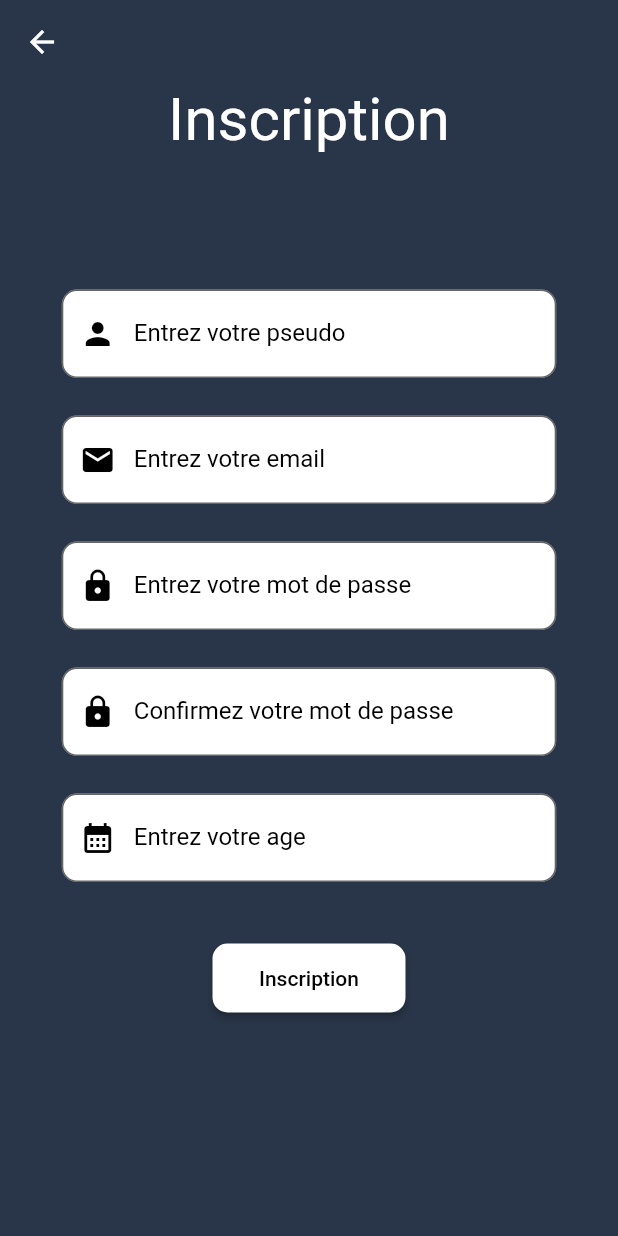
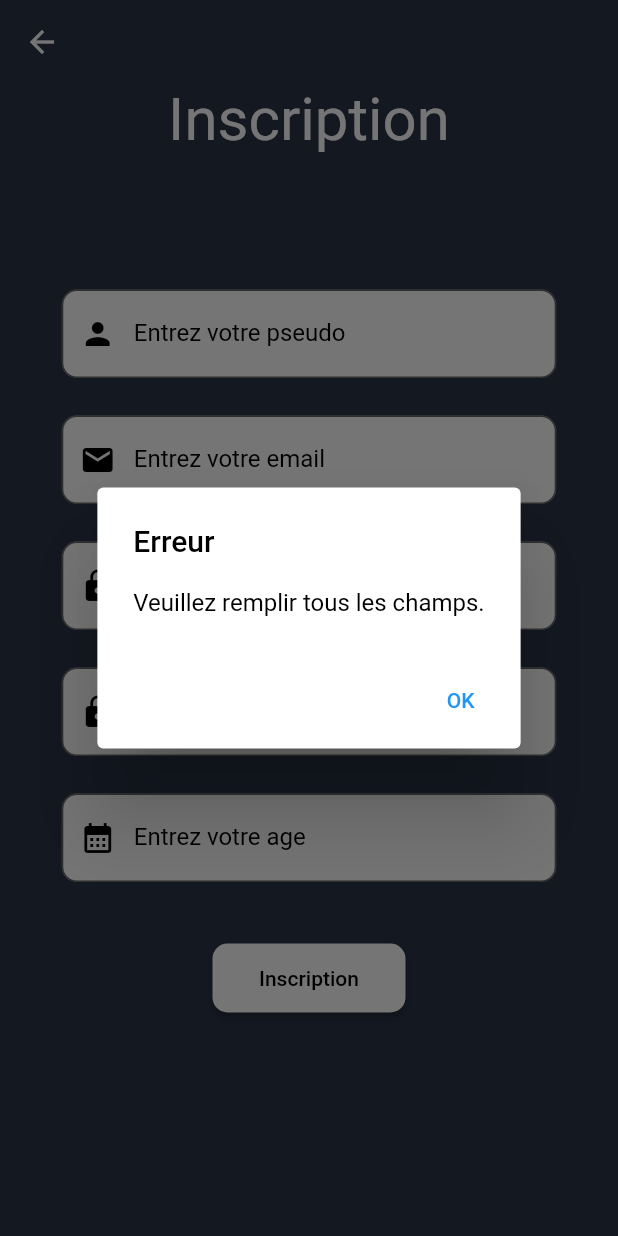
Before and after one commit to florianpoteau/App-reseau-musculation-mobile, a Flutter app: the Inscription screen opened directly, after a tap on "Inscription", on a phone screen of 412 x 824 dp. Run offline on Flutter 3.47's test engine with Material 2 defaults, Android fonts, the light colour scheme and no system bars; our stand-ins replace dio, flutter_secure_storage, font_awesome_flutter; missing offline and left inert: test; accounts and stored records are empty.

Commit message:
feat(vérification des champs)

```diff
--- a/lib/screen/Inscription/inscription.dart
+++ b/lib/screen/Inscription/inscription.dart
@@ -105,6 +105,39 @@ class _InscriptionState extends State<Inscription> {
                             SizedBox(height: 40),
                             ButtonIdentificationUser(
                               onPressed: () async {
+                                // Vérifiez d'abord si tous les champs sont préremplis
+                                if (pseudoController.text.isEmpty ||
+                                    emailController.text.isEmpty ||
+                                    firstPasswordController.text.isEmpty ||
+                                    secondPasswordController.text.isEmpty ||
+                                    ageController.text.isEmpty) {
+                                  showDialog(
+                                    context: context,
+                                    builder: (context) {
+                                      return AlertDialog(
+                                        title: Text(
+                                          'Erreur',
+                                          style: TextStyle(color: Colors.black),
+                                        ),
+                                        content: Text(
+                                          'Veuillez remplir tous les champs.',
+                                          style: TextStyle(color: Colors.black),
+                                        ),
+                                        actions: <Widget>[
+                                          TextButton(
+                                            onPressed: () {
+                                              Navigator.of(context).pop();
+                                            },
+                                            child: Text('OK'),
+                                          ),
+                                        ],
+                                      );
+                                    },
+                                  );
+                                  return; // Sortez de la fonction si un champ est vide
+                                }
+
+                                // Tous les champs sont remplis, continuez avec le traitement
                                 setState(() {
                                   isLoading = true;
                                   String pseudo = pseudoController.text;
@@ -121,7 +154,7 @@ class _InscriptionState extends State<Inscription> {
                                   }
                                 });
 
-                                // Mot de passe qui corresponde:
+                                // Mot de passe qui correspond:
 
                                 try {
                                   final user = await _futureUser;
--- a/lib/screen/widget/inputTexte.dart
+++ b/lib/screen/widget/inputTexte.dart
@@ -1,8 +1,9 @@
 import 'package:flutter/material.dart';
+import 'package:flutter/services.dart';
 
 class InputTexte extends StatelessWidget {
-  const InputTexte(
-      {super.key,
+  const InputTexte({
+    super.key,
     required this.icon,
     required this.text,
     required this.controller,
@@ -10,7 +11,8 @@ class InputTexte extends StatelessWidget {
     required this.colorInput,
     required this.colorTexte,
     required this.type,
-      required this.floatingLabel});
+    required this.floatingLabel,
+  });
 
   final IconData icon;
   final String text;
@@ -42,6 +44,7 @@ class InputTexte extends StatelessWidget {
         fillColor: colorInput,
       ),
       style: TextStyle(color: colorTexte),
+      inputFormatters: [LengthLimitingTextInputFormatter(10)],
     );
   }
 }
```
Lines whose indentation alone changed are shown as unchanged.
